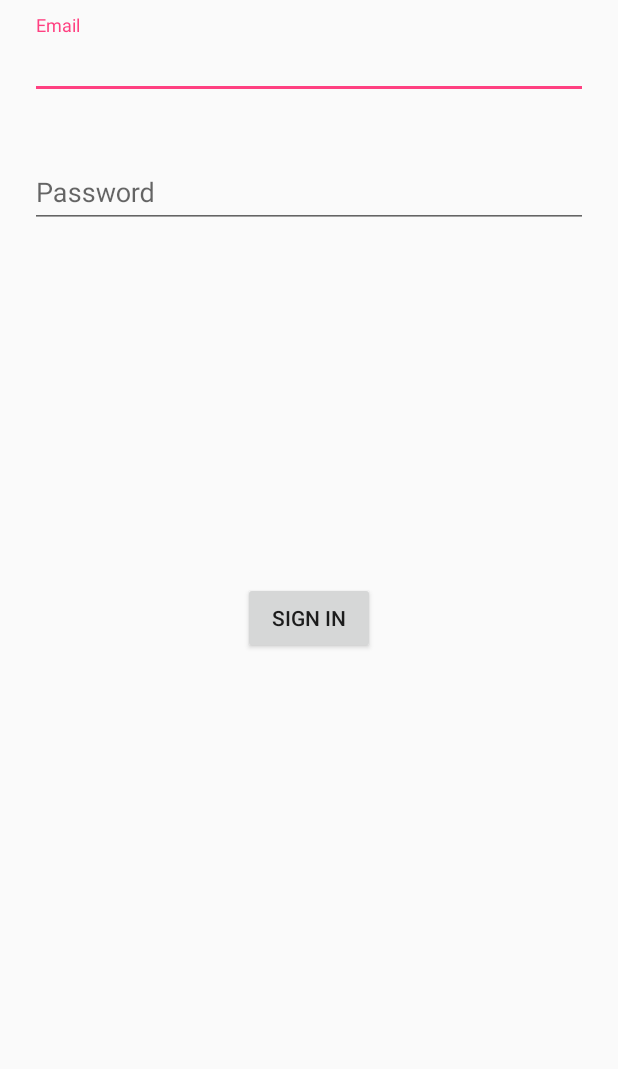
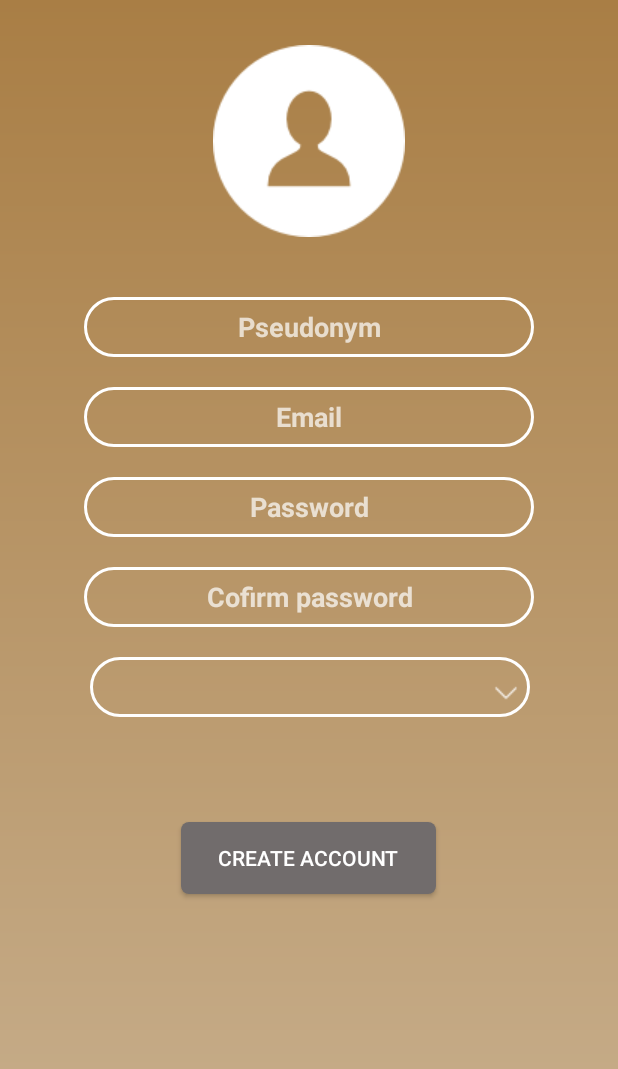
Before and after one commit to pamplins/TFG, an Android app: the layout activity_register.xml on its own in the app's theme, with its tools: preview values and no code run, on a phone screen of 412 x 824 dp. Shown: the top 1069 px of the screen. Run offline under Robolectric (Android 15) with nearby library versions, the phone set to English and light mode, and no system bars.

Commit message:
Register xml puede que finalizado

```diff
--- /dev/null
+++ b/ProyectoAndroid/app/src/main/res/drawable/button_style.xml
@@ -0,0 +1,11 @@
+<?xml version="1.0" encoding="utf-8"?>
+<selector xmlns:android="http://schemas.android.com/apk/res/android">
+    <item>
+        <shape android:shape="rectangle">
+            <corners android:radius="5dp"/>
+            <solid android:color="@color/colorButton"/>
+            <size android:height="20dp"/>
+        </shape>
+
+    </item>
+</selector>
--- /dev/null
+++ b/ProyectoAndroid/app/src/main/res/drawable/edittext_background.xml
@@ -0,0 +1,14 @@
+<?xml version="1.0" encoding="utf-8"?>
+<selector xmlns:android="http://schemas.android.com/apk/res/android">
+    <item>
+        <shape android:shape="rectangle">
+            <corners android:radius="50dp"/>
+            <solid android:background="@color/colorEditText"/>
+            <size android:height="40dp"/>
+            <stroke
+                android:width="2dp"
+                android:color="@color/borderColor" />
+        </shape>
+
+    </item>
+</selector>
--- /dev/null
+++ b/ProyectoAndroid/app/src/main/res/drawable/gradient_background.xml
@@ -0,0 +1,8 @@
+<?xml version="1.0" encoding="utf-8"?>
+<shape xmlns:android="http://schemas.android.com/apk/res/android"
+    android:shape="rectangle">
+    <gradient
+        android:startColor="#a97e45"
+        android:endColor="#c9b190"
+        android:angle="270"/>
+</shape>
--- /dev/null
+++ b/ProyectoAndroid/app/src/main/res/drawable/gradient_spinner.xml
@@ -0,0 +1,19 @@
+<?xml version="1.0" encoding="utf-8"?>
+<selector xmlns:android="http://schemas.android.com/apk/res/android">
+
+    <item><layer-list>
+        <item>
+            <shape>
+
+            <stroke android:width="2dp" android:color="#ffffff" />
+
+            <corners android:radius="50dp" />
+
+            <padding android:bottom="8dp" android:left="3dp" android:right="8dp" android:top="3dp" />
+            </shape>
+        </item>
+        <item ><bitmap android:gravity="bottom|right" android:src="@drawable/down_arrow" />
+        </item>
+    </layer-list></item>
+
+</selector>
--- a/ProyectoAndroid/app/src/main/res/layout/activity_login.xml
+++ b/ProyectoAndroid/app/src/main/res/layout/activity_login.xml
@@ -5,7 +5,8 @@
     android:layout_width="match_parent"
     android:layout_height="match_parent"
     tools:context="com.example.pamplins.apptfg.Login"
-    android:focusableInTouchMode="true" >
+    android:focusableInTouchMode="true"
+    android:background="@drawable/gradient_background">
 
     <android.support.design.widget.TextInputLayout
         android:id="@+id/til_email"
--- a/ProyectoAndroid/app/src/main/res/layout/activity_register.xml
+++ b/ProyectoAndroid/app/src/main/res/layout/activity_register.xml
@@ -1,57 +1,68 @@
 <?xml version="1.0" encoding="utf-8"?>
-<RelativeLayout
-    xmlns:android="http://schemas.android.com/apk/res/android"
+<RelativeLayout xmlns:android="http://schemas.android.com/apk/res/android"
+    xmlns:app="http://schemas.android.com/apk/res-auto"
     android:layout_width="match_parent"
     android:layout_height="match_parent">
 
-    <android.support.design.widget.TextInputLayout
-        android:id="@+id/til_emailR"
+    <LinearLayout
         android:layout_width="match_parent"
-        android:layout_height="wrap_content"
-        android:layout_margin="10dp"
-        android:hint="@string/et_email">
+        android:layout_height="match_parent"
+        android:orientation="vertical"
+        android:background="@drawable/gradient_background">
+
+        <ImageView
+            android:id="@+id/img_user"
+            android:layout_width="wrap_content"
+            android:layout_height="wrap_content"
+            android:layout_gravity="center"
+            android:layout_marginTop="30dp"
+            android:layout_marginBottom="30dp"
+
+            app:srcCompat="@drawable/user" />
+
+    <!--<android.support.design.widget.TextInputLayout
+        android:id="@+id/til_pseudo"
+        style="@style/editText_style"
+        android:hint="@string/et_pseudonym"> -->
+
+        <EditText
+            android:id="@+id/tv_pseudo"
+            style="@style/editText_style"
+            android:hint="@string/et_pseudonym"
+            android:inputType="text" />
+    <!-- </android.support.design.widget.TextInputLayout>-->
+
 
         <EditText
             android:id="@+id/tv_emailR"
-            android:layout_width="match_parent"
-            android:layout_height="wrap_content"
-            android:layout_alignParentLeft="true"
-            android:layout_alignParentStart="true"
-            android:layout_alignParentTop="true"
-            android:layout_margin="10dp"
-            android:ems="10"
+            style="@style/editText_style"
+            android:hint="@string/et_email"
             android:inputType="textEmailAddress" />
-    </android.support.design.widget.TextInputLayout>
-
-
-    <android.support.design.widget.TextInputLayout
-        android:id="@+id/til_passwordR"
-        android:layout_width="match_parent"
-        android:layout_height="wrap_content"
-        android:layout_alignEnd="@+id/til_emailR"
-        android:layout_alignLeft="@+id/til_emailR"
-        android:layout_alignRight="@+id/til_emailR"
-        android:layout_alignStart="@+id/til_emailR"
-        android:layout_below="@+id/til_emailR"
-        android:layout_margin="10dp">
 
         <EditText
             android:id="@+id/tv_passwordR"
-            android:layout_width="match_parent"
-            android:layout_height="wrap_content"
-            android:ems="10"
+            style="@style/editText_style"
             android:hint="@string/et_password"
             android:inputType="textPassword" />
-    </android.support.design.widget.TextInputLayout>
 
-    <Button
-        android:id="@+id/btn_registerR"
-        android:layout_width="wrap_content"
-        android:layout_height="wrap_content"
-        android:layout_centerHorizontal="true"
-        android:layout_centerVertical="true"
-        android:onClick="createAccount"
-        android:text="@string/btn_signin" />
+
+        <EditText
+            android:id="@+id/tv_cpasswordR"
+            style="@style/editText_style"
+            android:hint="@string/et_cpassword"
+            android:inputType="textPassword" />
+
+        <Spinner
+            android:id="@+id/spinner"
+            style="@style/spinner_style"
+            android:width="2dp" />
+        <Button
+            android:id="@+id/btn_registerR"
+            style="@style/button_style"
+            android:onClick="createAccount"
+            android:text="@string/btn_createAccount" />
+
+    </LinearLayout>
 
 
 </RelativeLayout>
--- a/ProyectoAndroid/app/src/main/res/values/colors.xml
+++ b/ProyectoAndroid/app/src/main/res/values/colors.xml
@@ -1,6 +1,11 @@
 <?xml version="1.0" encoding="utf-8"?>
 <resources>
     <color name="colorPrimary">#3F51B5</color>
-    <color name="colorPrimaryDark">#303F9F</color>
+    <color name="colorPrimaryDark">#C1ACCD</color>
     <color name="colorAccent">#FF4081</color>
+    <color name="colorEditText">#00000000</color>
+    <color name="colorButton">#716c6c</color>
+    <color name="borderColor">#ffffff</color>
+
+
 </resources>
--- a/ProyectoAndroid/app/src/main/res/values/strings.xml
+++ b/ProyectoAndroid/app/src/main/res/values/strings.xml
@@ -2,13 +2,14 @@
     <string name="app_name">APPTFG</string>
     <string name="et_email">Email</string>
     <string name="et_password">Password</string>
-    <string name="btn_signin">Sign in</string>
-    <string name="btn_signout">Sign out</string>
-    <string name="btn_register">Register</string>
+    <string name="et_cpassword">Cofirm password</string>
+    <string name="et_pseudonym">Pseudonym</string>
+    <string name="btn_signin">SIGN IN</string>
+    <string name="btn_signout">SIGN OUT</string>
+    <string name="btn_register">SIGN UP</string>
+    <string name="btn_createAccount">CREATE ACCOUNT</string>
     <string name="login_name">LOGIN</string>
     <string name="register_name">REGISTER</string>
     <string name="home_name">HOME</string>
 
-
-
 </resources>
--- a/ProyectoAndroid/app/src/main/res/values/styles.xml
+++ b/ProyectoAndroid/app/src/main/res/values/styles.xml
@@ -8,4 +8,50 @@
         <item name="colorAccent">@color/colorAccent</item>
     </style>
 
+    <style name="editText_style">
+        <item name="android:gravity">center</item> <!-- Posicion del Texto-->
+        <item name="android:layout_gravity">center</item>
+        <item name="android:background">@drawable/edittext_background</item>
+        <item name="android:layout_width">300dp</item>
+        <item name="android:layout_height">wrap_content</item>
+        <item name="android:ems">10</item>
+        <item name="android:layout_margin">10dp</item>
+        <item name="android:textStyle">bold</item>
+
+    </style>
+
+    <style name="editText_style2">
+        <item name="android:gravity">center</item> <!-- Posicion del Texto-->
+        <item name="android:layout_gravity">center</item>
+        <item name="android:background">@drawable/edittext_background</item>
+        <item name="android:layout_width">300dp</item>
+        <item name="android:layout_height">wrap_content</item>
+        <item name="android:layout_marginTop">20dp</item>
+
+        <item name="android:ems">10</item>
+        <item name="android:layout_margin">10dp</item>
+        <item name="android:textStyle">bold</item>
+
+    </style>
+
+
+    <style name="button_style">
+        <item name="android:layout_width">170dp</item>
+        <item name="android:layout_height">wrap_content</item>
+        <item name="android:layout_gravity">center</item>
+        <item name="android:background">@drawable/button_style</item>
+        <item name="android:layout_margin">70dp</item>
+    </style>
+
+    <style name="spinner_style">
+        <item name="android:gravity">center</item> <!-- Posicion del Texto-->
+        <item name="android:layout_width">293dp</item>
+        <item name="android:layout_height">40dp</item>
+        <item name="android:layout_marginLeft">60dp</item>
+        <item name="android:layout_marginTop">10dp</item>
+        <item name="android:background">@drawable/gradient_spinner</item>
+    </style>
+
+    <style name="spinnerDropDownItemStyle" parent="android:TextAppearance.Widget.TextView.SpinnerItem">
+    </style>
 </resources>
```
Also changed, not shown: ProyectoAndroid/app/src/main/AndroidManifest.xml (+15 -5 lines), ProyectoAndroid/app/src/main/java/com/example/pamplins/apptfg/Register.java (+49 -16 lines), ProyectoAndroid/app/src/main/res/layout/activity_home.xml (+15 -4 lines), ProyectoAndroid/app/src/main/res/drawable/down_arrow.png (added), ProyectoAndroid/app/src/main/res/drawable/sample_interface.jpg (added), ProyectoAndroid/app/src/main/res/drawable/user.png (added).
